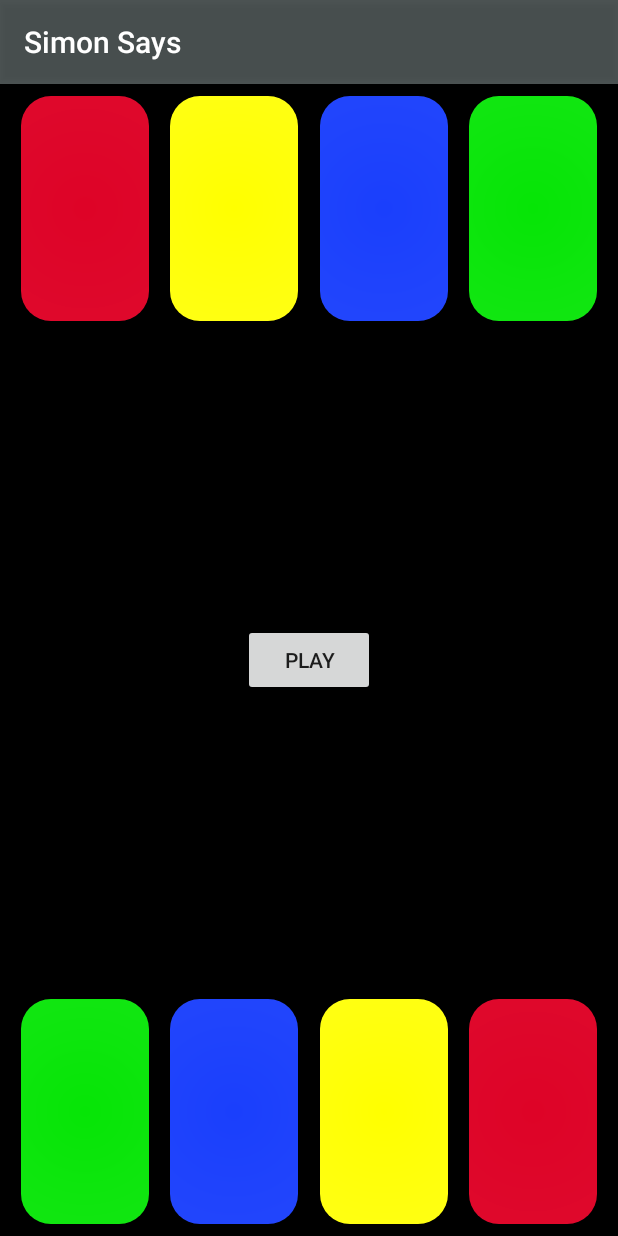
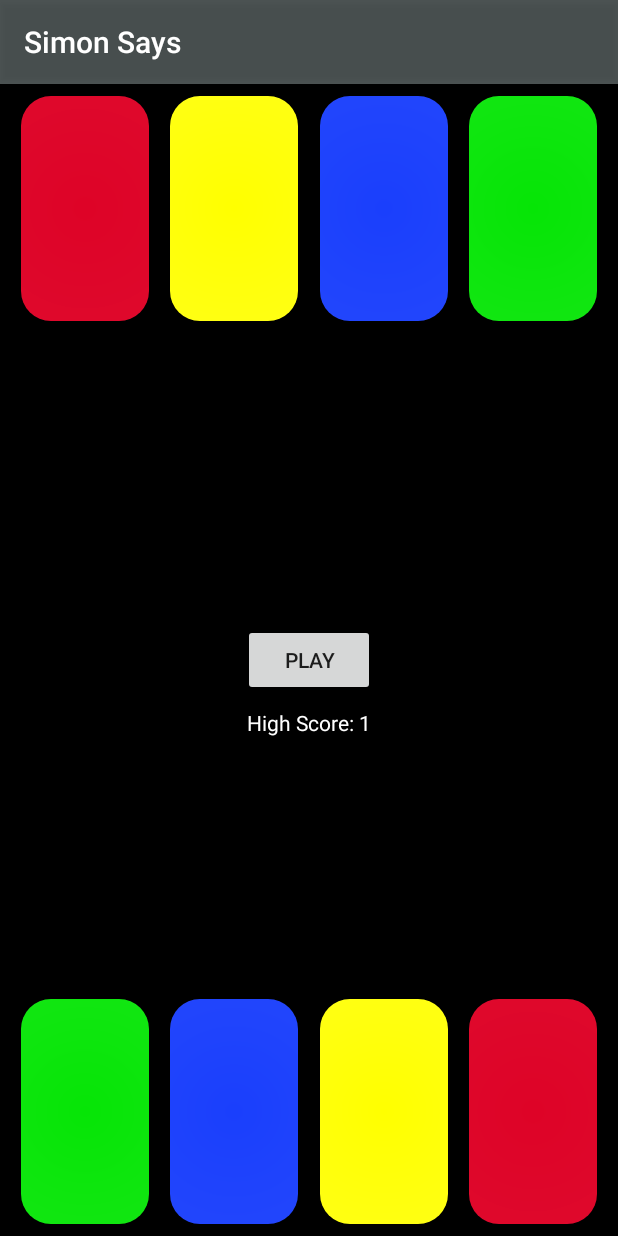
Before and after one commit to caramelnitro/SimonSays, an Android app: the SuperActivity screen opened directly, with no data from a screen before it, after a tap on "PLAY", on a phone screen of 412 x 824 dp. Run offline under Robolectric (Android 15) with nearby library versions, the phone set to English and light mode, and no system bars.

Commit message:
Added HS for each game

```diff
--- a/app/src/main/java/mangrum/mercer/simonsays/SuperActivity.java
+++ b/app/src/main/java/mangrum/mercer/simonsays/SuperActivity.java
@@ -1,5 +1,7 @@
 package mangrum.mercer.simonsays;
 
+import android.content.Context;
+import android.content.SharedPreferences;
 import android.media.AudioAttributes;
 import android.media.SoundPool;
 import android.os.Bundle;
@@ -8,6 +10,7 @@ import android.support.v7.app.AppCompatActivity;
 import android.util.Log;
 import android.view.View;
 import android.widget.Button;
+import android.widget.TextView;
 
 import java.util.HashSet;
 import java.util.Random;
@@ -20,6 +23,7 @@ public class SuperActivity extends AppCompatActivity implements View.OnClickList
     int iSub = 0;
     static int turns = 1;
     static int guess = 0;
+    int score = 0;
     int [] reqs = new int[8];
     private SoundPool soundPool;
     private Set<Integer> soundsLoaded;
@@ -30,7 +34,12 @@ public class SuperActivity extends AppCompatActivity implements View.OnClickList
         setContentView(R.layout.activity_super);
 
         soundsLoaded = new HashSet<>();
-
+        //create preferences/get value from previous games
+        SharedPreferences prefs = this.getSharedPreferences("SimonSays", Context.MODE_PRIVATE);
+        SharedPreferences.Editor editor = prefs.edit();
+        score = prefs.getInt("HighScoreSuper", 0);
+        TextView tv = findViewById(R.id.highScore);
+        tv.setText("High Score: " + score);
         final Button playButton = findViewById(R.id.playButton);
         playButton.setOnClickListener(this);
     }
@@ -56,6 +65,7 @@ public class SuperActivity extends AppCompatActivity implements View.OnClickList
         final Button blueSquare2 = findViewById(R.id.blue_button2);
         blueSquare2.setOnClickListener(this);
 
+        TextView tv = findViewById(R.id.highScore);
         AudioAttributes.Builder builder = new AudioAttributes.Builder();
         builder.setUsage(AudioAttributes.USAGE_GAME);
 
@@ -230,6 +240,13 @@ public class SuperActivity extends AppCompatActivity implements View.OnClickList
                         }
                     }, 1500 * i);
                 }
+                if(turns>score) {
+                    SharedPreferences prefs = this.getSharedPreferences("SimonSays", Context.MODE_PRIVATE);
+                    SharedPreferences.Editor editor = prefs.edit();
+                    editor.putInt("HighScoreSuper", turns);
+                    editor.commit();
+                    tv.setText("High Score: " + turns);
+                }
             }
         }
     }
--- a/app/src/main/res/layout/activity_original.xml
+++ b/app/src/main/res/layout/activity_original.xml
@@ -82,6 +82,6 @@
         android:text="High Score:"
         app:layout_constraintBottom_toBottomOf="parent"
         app:layout_constraintEnd_toEndOf="parent"
-        app:layout_constraintStart_toStartOf="parent"
+        app:layout_constraintStart_toStartOf="@+id/blue_button"
         app:layout_constraintTop_toBottomOf="@+id/playButton" />
 </android.support.constraint.ConstraintLayout>
--- a/app/src/main/res/layout/activity_super.xml
+++ b/app/src/main/res/layout/activity_super.xml
@@ -110,4 +110,17 @@
         app:layout_constraintEnd_toEndOf="parent"
         app:layout_constraintStart_toStartOf="parent"
         app:layout_constraintTop_toBottomOf="@+id/yellow_button" />
+
+    <TextView
+        android:id="@+id/highScore"
+        android:layout_width="wrap_content"
+        android:layout_height="wrap_content"
+        android:layout_marginStart="8dp"
+        android:layout_marginTop="8dp"
+        android:layout_marginEnd="8dp"
+        android:text="High Score: "
+        android:textColor="#fff"
+        app:layout_constraintEnd_toEndOf="@+id/yellow_button2"
+        app:layout_constraintStart_toStartOf="@+id/blue_button2"
+        app:layout_constraintTop_toBottomOf="@+id/playButton" />
 </android.support.constraint.ConstraintLayout>
```
Also changed, not shown: app/src/main/java/mangrum/mercer/simonsays/TricksterActivity.java (+18 -0 lines), app/src/main/res/layout/activity_trickster.xml (+11 -0 lines).
